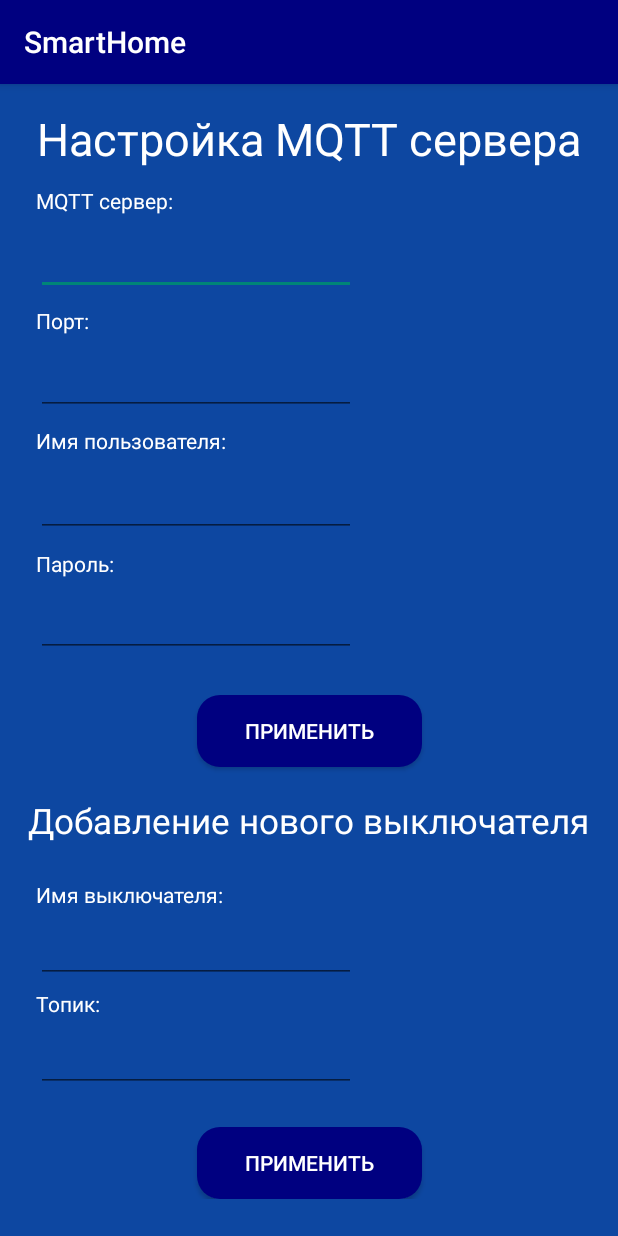
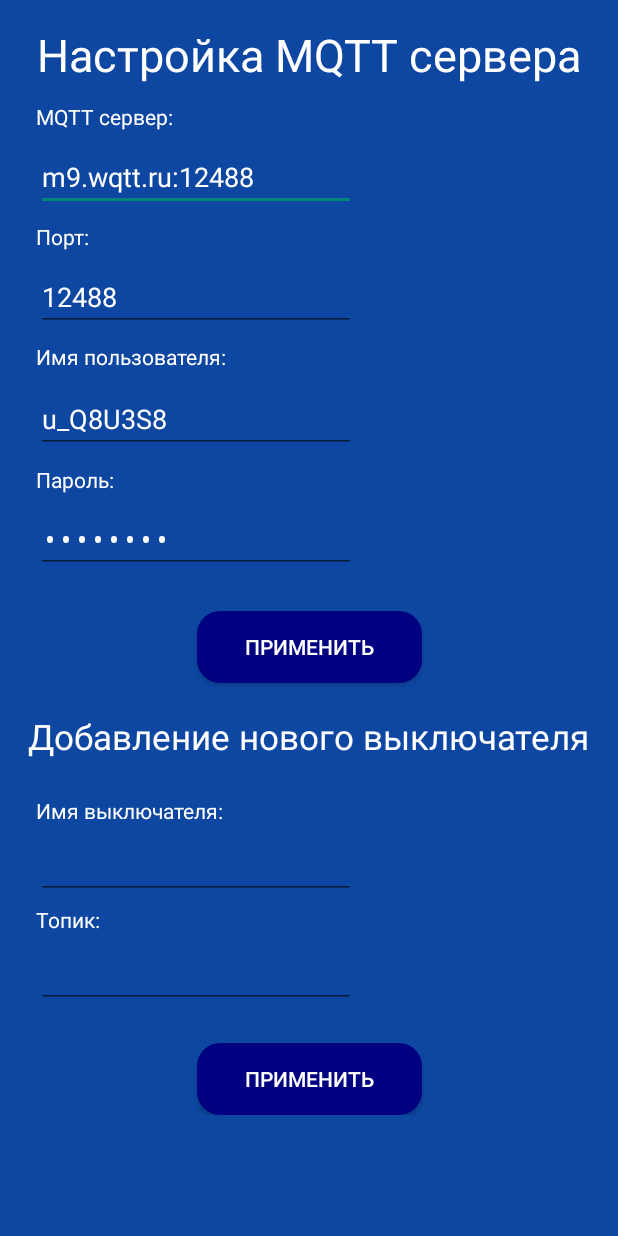
Before and after one commit to bi472/SmartHome, an Android app: the MQTTSettings screen opened directly, with no data from a screen before it, on a phone screen of 412 x 824 dp. Run offline under Robolectric (Android 15) with nearby library versions, the phone set to English and light mode, and no system bars; Roboto replaces fonts that are not available here.

Commit message:
Всё готово(почти)

```diff
--- a/app/build.gradle
+++ b/app/build.gradle
@@ -23,8 +23,8 @@ android {
         }
     }
     compileOptions {
-        sourceCompatibility JavaVersion.VERSION_1_7
-        targetCompatibility JavaVersion.VERSION_1_7
+        sourceCompatibility JavaVersion.VERSION_1_8
+        targetCompatibility JavaVersion.VERSION_1_8
     }
 }
 
--- a/app/src/main/java/com/example/smarthome/LightMenu.java
+++ b/app/src/main/java/com/example/smarthome/LightMenu.java
@@ -97,6 +97,7 @@ public class LightMenu extends AppCompatActivity {
         switches.add(new Switches("Living", R.drawable.gostinaya, queryCheck("Living")));
         subscribe("Living");
         switches.add(new Switches("Lobby", R.drawable.prihozhaya, queryCheck("Lobby")));
+        switches.add(new Switches("Bathroom", R.drawable.vannaya, queryCheck("Bathroom")));
     }
 
     private void startMqtt() {
--- a/app/src/main/java/com/example/smarthome/MQTTSettings.java
+++ b/app/src/main/java/com/example/smarthome/MQTTSettings.java
@@ -1,14 +1,90 @@
 package com.example.smarthome;
 
+import androidx.appcompat.app.AlertDialog;
 import androidx.appcompat.app.AppCompatActivity;
 
+import android.app.ActionBar;
+import android.app.Activity;
+import android.content.DialogInterface;
+import android.database.Cursor;
+import android.database.sqlite.SQLiteDatabase;
 import android.os.Bundle;
+import android.renderscript.ScriptGroup;
+import android.text.InputType;
+import android.view.View;
+import android.widget.Button;
+import android.widget.EditText;
+import android.widget.LinearLayout;
+import android.widget.Toast;
 
-public class MQTTSettings extends AppCompatActivity {
+public class MQTTSettings extends Activity {
+
+    DBHelper dbHelper;
+    SQLiteDatabase db;
+
+    EditText mqtt_server;
+    EditText port;
+    EditText user;
+    EditText password;
+    Button apply_mqtt;
+
+    EditText switch_name;
+    EditText topic;
+    Button apply_switch;
 
     @Override
     protected void onCreate(Bundle savedInstanceState) {
         super.onCreate(savedInstanceState);
         setContentView(R.layout.activity_mqtt_settings);
+
+        dbHelper = new DBHelper(this);
+
+        mqtt_server = (EditText) findViewById(R.id.mqtt_server_ed);
+        port = (EditText) findViewById(R.id.port_ed);
+        user = (EditText) findViewById(R.id.username_ed);
+        password = (EditText) findViewById(R.id.password_ed);
+        apply_mqtt = (Button) findViewById(R.id.applyMqttt);
+
+        switch_name = (EditText) findViewById(R.id.switch_name_ed);
+        topic = (EditText) findViewById(R.id.switch_topic_ed);
+        apply_switch = (Button) findViewById(R.id.applySwitch);
+
+        apply_mqtt.setOnClickListener(view -> showInputDialog());
+        apply_switch.setOnClickListener(view -> showInputDialog());
+
+        mqtt_server.setText(new Preferences(this).getMQTTServer());
+        port.setText(new Preferences(this).getPort());
+        user.setText(new Preferences(this).getUsername());
+        password.setText(new Preferences(this).getPassword());
+    }
+
+    public void showInputDialog() {
+        AlertDialog.Builder builder = new AlertDialog.Builder(MQTTSettings.this);
+        LinearLayout linearLayout = new LinearLayout(MQTTSettings.this);
+        linearLayout.setOrientation(LinearLayout.VERTICAL);
+
+        final EditText user = new EditText(this);
+        final EditText password = new EditText(this);
+
+        user.setInputType(InputType.TYPE_CLASS_TEXT );
+        user.setHint("Логин");
+        password.setInputType(InputType.TYPE_CLASS_TEXT | InputType.TYPE_TEXT_VARIATION_PASSWORD);
+        password.setHint("Пароль");
+
+        linearLayout.addView(user);
+        linearLayout.addView(password);
+        builder.setView(linearLayout);
+
+        builder.setMessage("Введите  логин и пароль: ")
+                .setNegativeButton("Отменить", (dialog, id) -> dialog.cancel())
+                .setPositiveButton("Войти", (dialogInterface, i) -> {
+                    if(user.getText().toString().contains("admin") && password.getText().toString().contains("admin"))
+                        Toast.makeText(getApplicationContext(),"Настройки успешно применены!",
+                            Toast.LENGTH_LONG).show();
+                    else
+                        Toast.makeText(getApplicationContext(),"Неправильный логин или пароль!",
+                                Toast.LENGTH_LONG).show();
+                });
+        builder.show();
     }
 }
--- a/app/src/main/java/com/example/smarthome/Preferences.java
+++ b/app/src/main/java/com/example/smarthome/Preferences.java
@@ -17,6 +17,11 @@ public class Preferences {
     String getHum() {return prefs.getString("Humidity", "0");}
     String getTime() {return prefs.getString("Time", "0");}
 
+    String getMQTTServer() {return  prefs.getString("MQTTServer", "m9.wqtt.ru:12488");}
+    String getPort(){return  prefs.getString("Port", "12488");}
+    String getUsername(){return prefs.getString("User", "u_Q8U3S8");}
+    String getPassword(){return prefs.getString("Password", "JPreADjI");}
+
     void setLat(String Lat){
         prefs.edit().putString("Latitude", Lat).commit();
     }
--- a/app/src/main/res/layout/activity_mqtt_settings.xml
+++ b/app/src/main/res/layout/activity_mqtt_settings.xml
@@ -17,6 +17,7 @@
         android:layout_height="wrap_content"
         android:layout_marginStart="24dp"
         android:layout_marginTop="8dp"
+        android:textColor="@color/white"
         android:ems="10"
         android:inputType="textPersonName"
         app:layout_constraintStart_toStartOf="parent"
@@ -110,28 +111,30 @@
         android:layout_marginStart="24dp"
         android:layout_marginTop="7dp"
         android:ems="10"
-        android:inputType="textPersonName"
+        android:inputType="textPassword"
         android:textColor="@color/white"
         app:layout_constraintStart_toStartOf="parent"
         app:layout_constraintTop_toBottomOf="@+id/textview8" />
 
     <Button
-        android:id="@+id/button2"
+        android:id="@+id/applyMqttt"
         android:layout_width="150dp"
         android:layout_height="wrap_content"
         android:layout_marginTop="25dp"
         android:background="@drawable/button_background"
         android:elevation="5dp"
         android:text="применить"
+        android:onClick="click"
         android:textColor="@color/white"
         android:translationZ="5dp"
         app:layout_constraintEnd_toEndOf="parent"
         app:layout_constraintHorizontal_bias="0.5"
         app:layout_constraintStart_toStartOf="parent"
-        app:layout_constraintTop_toBottomOf="@+id/password_ed" />
+        app:layout_constraintTop_toBottomOf="@+id/password_ed"
+        tools:ignore="OnClick" />
 
     <Button
-        android:id="@+id/button3"
+        android:id="@+id/applySwitch"
         android:layout_width="150dp"
         android:layout_height="wrap_content"
         android:layout_marginTop="23dp"
@@ -154,7 +157,7 @@
         android:textSize="23sp"
         app:layout_constraintEnd_toEndOf="parent"
         app:layout_constraintStart_toStartOf="parent"
-        app:layout_constraintTop_toBottomOf="@+id/button2" />
+        app:layout_constraintTop_toBottomOf="@+id/applyMqttt" />
 
     <TextView
         android:id="@+id/textView10"
--- a/app/src/main/res/values/strings.xml
+++ b/app/src/main/res/values/strings.xml
@@ -1,6 +1,5 @@
 <resources>
     <string name="app_name">SmartHome</string>
-    <string name="change_city">Изменить город</string>
     <string name="update_city">Обновить город</string>
     <string name="WeatherURL">d69308a1f9c7b8e150503283dd7ff5d5</string>
 
@@ -13,6 +12,6 @@
     <string name="weather_thunder">&#xf01e;</string>
     <string name="weather_drizzle">&#xf01c;</string>
 
-    <string name="place_not_found">Информация не найдена.</string>
+    <string name="place_not_found">Информация не найдена. Пожалуйста, включите инетрнет!</string>
 
 </resources>
```
Also changed, not shown: app/src/main/java/com/example/smarthome/Weather.java (+0 -17 lines).
